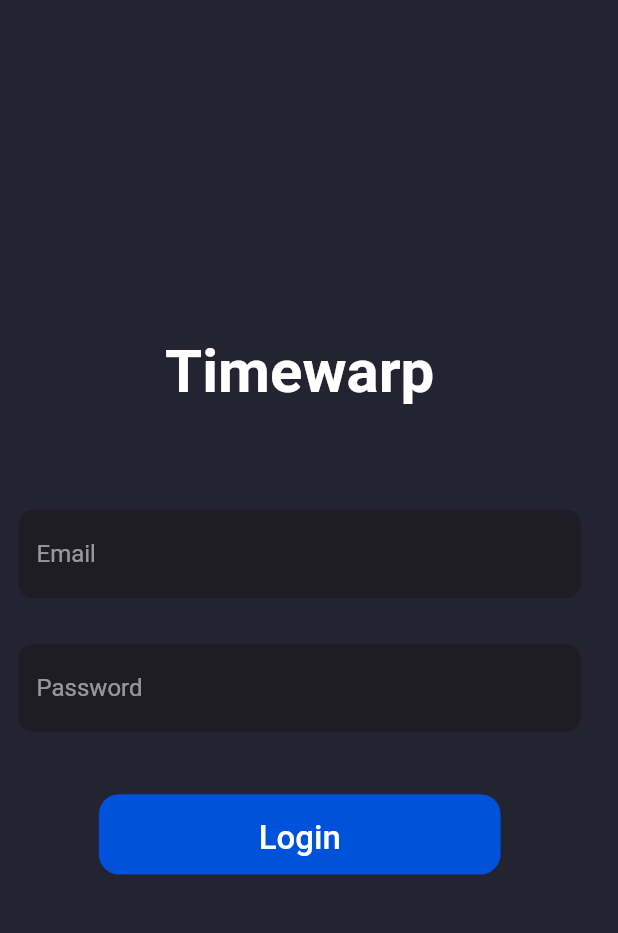
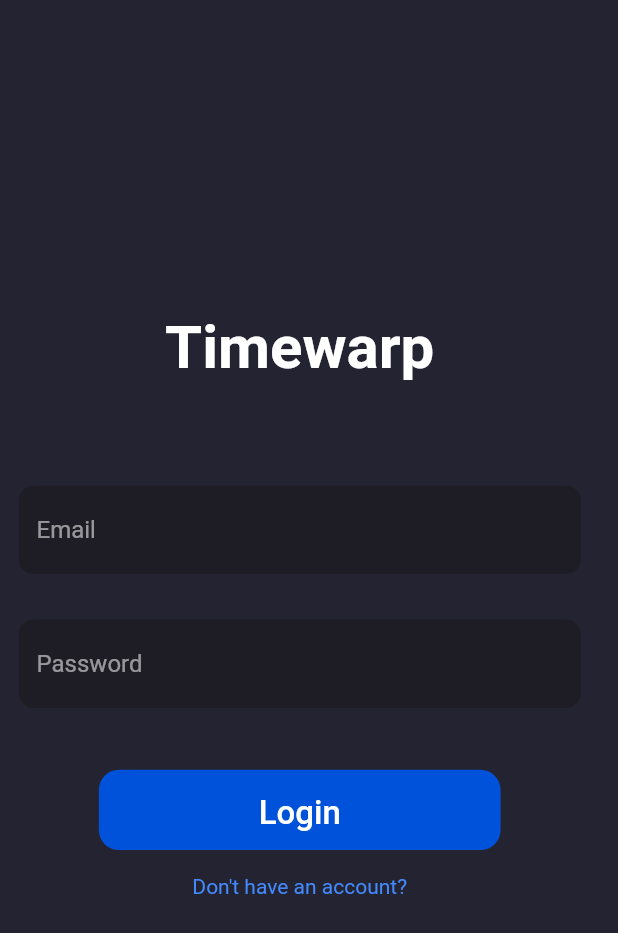
Before and after one commit to multipacman/timewarp, a Flutter app: the screen it shows after launch, on a phone screen of 412 x 824 dp. Shown: the top 933 px of the screen. Run offline on Flutter 3.47's test engine with Material 2 defaults, Android fonts, the light colour scheme and no system bars; our stand-ins replace cloud_firestore, file_picker, firebase_analytics, firebase_core, firebase_storage, get_it; accounts and stored records are empty.

Commit message:
Added register link on login page

```diff
--- a/lib/pages/login_page.dart
+++ b/lib/pages/login_page.dart
@@ -46,6 +46,10 @@
               height: _deviceHeight * 0.05,
             ),
             _loginButton(),
+            SizedBox(
+              height: _deviceHeight * 0.02,
+            ),
+            _registerAccountLink(),
           ],
         ),
       ),
@@ -99,4 +103,16 @@
       onPressed: () {},
     );
   }
+
+  Widget _registerAccountLink() {
+    return GestureDetector(
+      onTap: () {},
+      child: Container(
+        child: Text(
+          'Don\'t have an account?',
+          style: TextStyle(color: Colors.blueAccent),
+        ),
+      ),
+    );
+  }
 }
```
